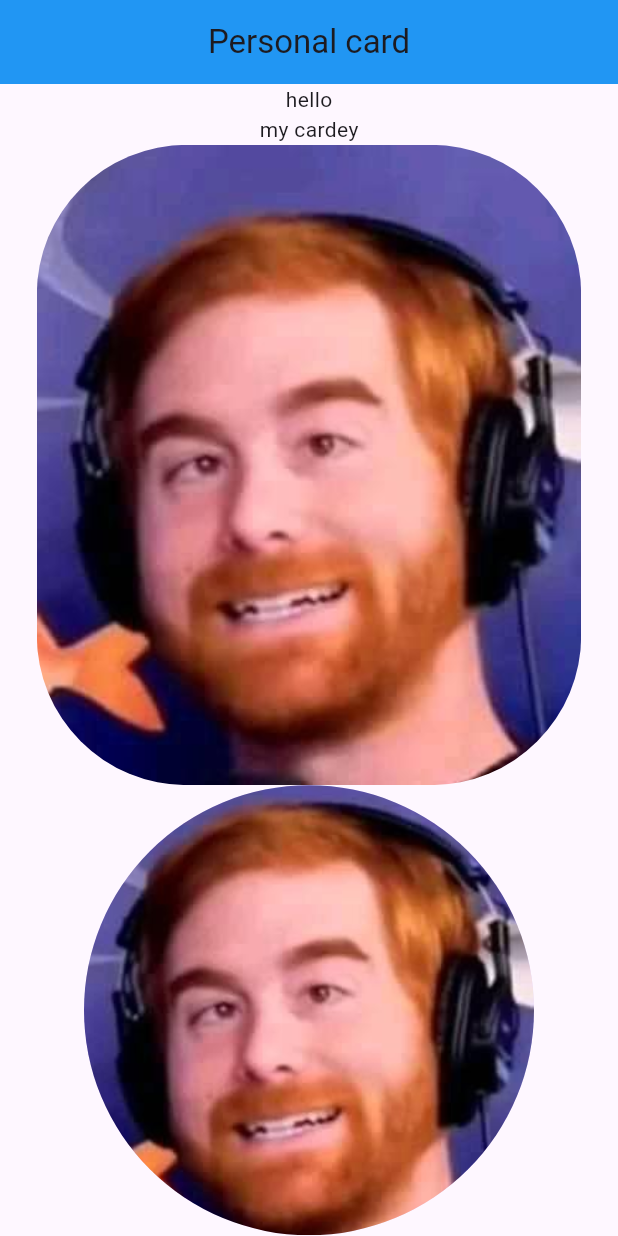
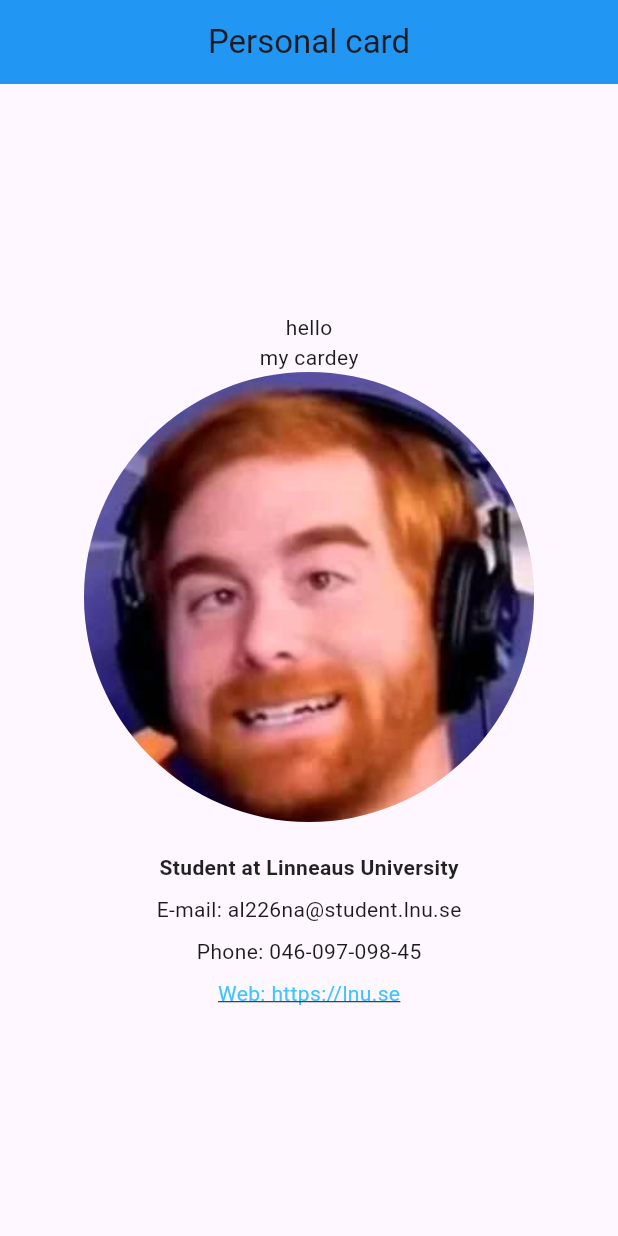
Before and after one commit to AakrishLama/Flutter_Me_Card, a Flutter app: the screen it shows after launch, on a phone screen of 412 x 824 dp. Run offline on Flutter 3.47's test engine with Material 3 defaults, Android fonts, the phone set to English and light mode, and no system bars.

Commit message:
container for personal info

```diff
--- /dev/null
+++ b/my_card/lib/contactinfo.dart
@@ -0,0 +1,36 @@
+import 'package:flutter/material.dart';
+
+class ContactInfo extends StatelessWidget {
+  const ContactInfo({super.key});
+
+  @override
+  Widget build(BuildContext context) {
+    return Container(
+      child: Column(
+        children: [
+          Text(
+            "Student at Linneaus University",
+            style: TextStyle(
+              color: Colors.black87,
+              fontSize: 14,
+              fontWeight: FontWeight.bold,
+            ),
+          ),
+          const SizedBox(height: 8),
+          Text("E-mail: al226na@student.lnu.se"),
+          const SizedBox(height: 8),
+          Text("Phone: 046-097-098-45"),
+          const SizedBox(height: 8),
+          Text(
+            "Web: https://lnu.se",
+            style: TextStyle(
+              fontSize: 14,
+              color: Colors.lightBlueAccent,
+              decoration: TextDecoration.underline,
+            ),
+          ),
+        ],
+      ),
+    );
+  }
+}
--- a/my_card/lib/main.dart
+++ b/my_card/lib/main.dart
@@ -1,4 +1,5 @@
 import 'package:flutter/material.dart';
+import "package:my_card/contactinfo.dart"; // Import the contact info widget
 
 void main() {
   runApp(const Mecard());
@@ -25,20 +26,15 @@ class Mecard extends StatelessWidget {
               children: [
                 Text("hello"),
                 Text("my cardey"),
-              ClipRRect(
-                borderRadius: BorderRadius.circular(100),
-                child: Image.asset(
-                  "assets/imbobbymom.jpg",
-                )
-              ),
                 CircleAvatar(
                   radius: 150,
                   backgroundImage: AssetImage("assets/imbobbymom.jpg"),
-              )
-
+                ),
+                const SizedBox(height: 20),
+                ContactInfo(),  // Use the widget here
               ],
             ),
-          )
+          ),
         ),
       ),
     );
```
Lines whose indentation alone changed are shown as unchanged.
